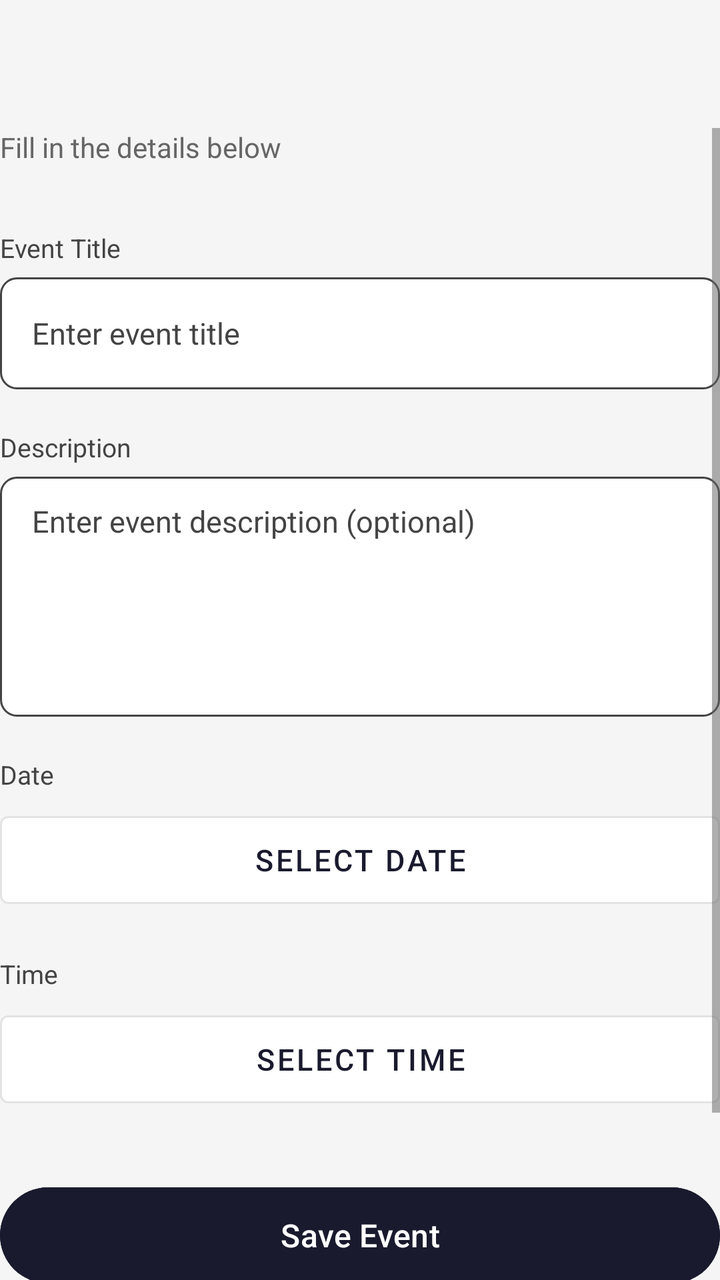
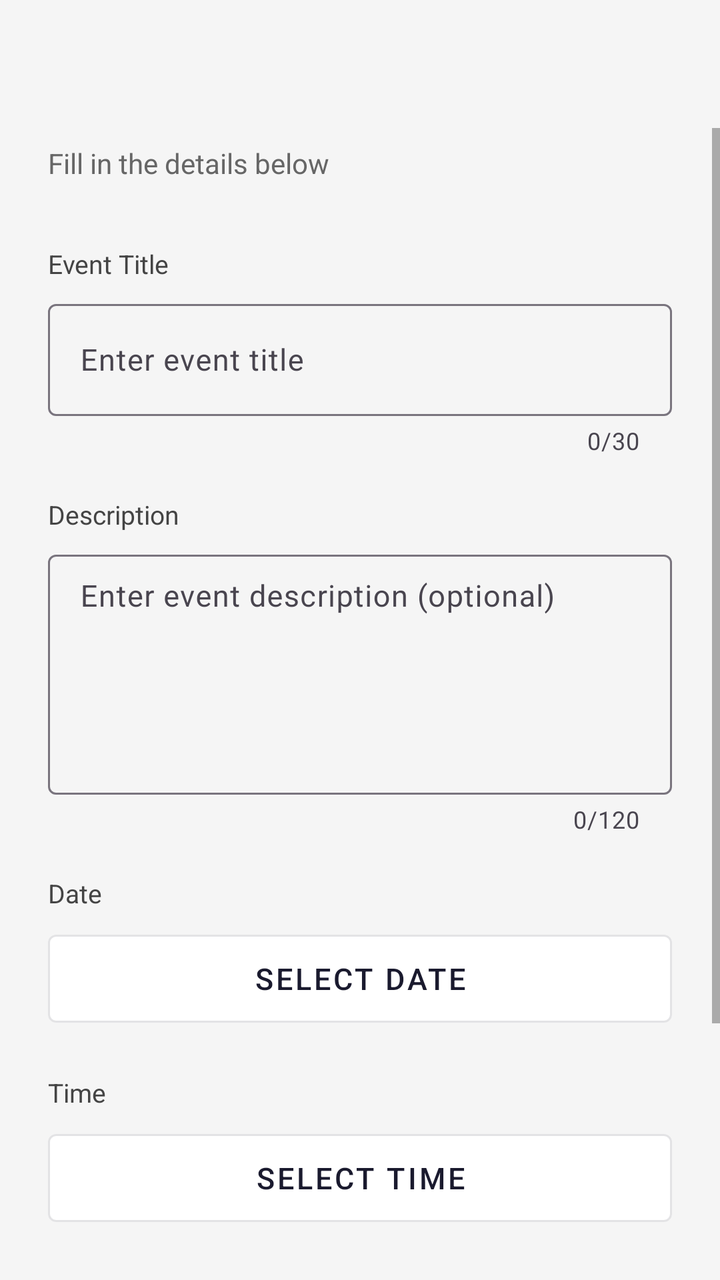

Before-and-after screenshots of an Android layout around one commit, followed by the original layout XML and the change that was made.
<!-- AndroidManifest.xml: application theme Theme.MyApplication -->
<!-- res/layout/activity_add_event.xml -->
<?xml version="1.0" encoding="utf-8"?>
<LinearLayout xmlns:android="http://schemas.android.com/apk/res/android"
    android:layout_width="match_parent"
    android:layout_height="match_parent"
    android:orientation="vertical"
    android:background="?attr/colorPrimary">

    <androidx.appcompat.widget.Toolbar
        android:id="@+id/toolbarAddEvent"
        android:layout_width="match_parent"
        android:layout_height="?attr/actionBarSize"
        android:background="?attr/colorPrimary"
        android:elevation="4dp"
        android:titleTextColor="?android:attr/textColorPrimary" />

    <ScrollView
        android:layout_width="match_parent"
        android:layout_height="0dp"
        android:layout_weight="1"
        android:fillViewport="true"
        android:background="?attr/colorPrimary">

        <LinearLayout
            android:layout_width="match_parent"
            android:layout_height="wrap_content"
            android:orientation="vertical"
            android:padding="0dp">

            <TextView
                android:layout_width="wrap_content"
                android:layout_height="wrap_content"
                android:text="Fill in the details below"
                android:textSize="14sp"
                android:textColor="?android:attr/textColorSecondary"
                android:layout_marginBottom="32dp"/>

            
            <TextView
                android:layout_width="match_parent"
                android:layout_height="wrap_content"
                android:text="Event Title"
                android:textSize="13sp"
                android:textColor="?android:attr/textColorHint"
                android:layout_marginBottom="6dp"/>

            <EditText
                android:id="@+id/editTextEventTitle"
                android:layout_width="match_parent"
                android:layout_height="56dp"
                android:hint="Enter event title"
                android:inputType="text"
                android:background="@drawable/input_background"
                android:paddingStart="16dp"
                android:paddingEnd="16dp"
                android:textSize="15sp"
                android:layout_marginBottom="20dp"/>

            
            <TextView
                android:layout_width="match_parent"
                android:layout_height="wrap_content"
                android:text="Description"
                android:textSize="13sp"
                android:textColor="?android:attr/textColorHint"
                android:layout_marginBottom="6dp"/>

            <EditText
                android:id="@+id/editTextEventDesc"
                android:layout_width="match_parent"
                android:layout_height="120dp"
                android:hint="Enter event description (optional)"
                android:inputType="textMultiLine"
                android:gravity="top"
                android:background="@drawable/input_background"
                android:paddingStart="16dp"
                android:paddingEnd="16dp"
                android:paddingTop="12dp"
                android:textSize="15sp"
                android:layout_marginBottom="20dp"/>

            
            <TextView
                android:layout_width="match_parent"
                android:layout_height="wrap_content"
                android:text="Date"
                android:textSize="13sp"
                android:textColor="?android:attr/textColorHint"
                android:layout_marginBottom="6dp"/>

            <Button
                android:id="@+id/buttonPickDate"
                android:layout_width="match_parent"
                android:layout_height="56dp"
                android:text="Select Date"
                android:textSize="15sp"
                android:textColor="?android:attr/textColorPrimary"
                android:backgroundTint="?attr/colorPrimaryVariant"
                style="@style/Widget.MaterialComponents.Button.OutlinedButton"
                android:layout_marginBottom="20dp"/>

            
            <TextView
                android:layout_width="match_parent"
                android:layout_height="wrap_content"
                android:text="Time"
                android:textSize="13sp"
                android:textColor="?android:attr/textColorHint"
                android:layout_marginBottom="6dp"/>

            <Button
                android:id="@+id/buttonPickTime"
                android:layout_width="match_parent"
                android:layout_height="56dp"
                android:text="Select Time"
                android:textSize="15sp"
                android:textColor="?android:attr/textColorPrimary"
                android:backgroundTint="?attr/colorPrimaryVariant"
                style="@style/Widget.MaterialComponents.Button.OutlinedButton"
                android:layout_marginBottom="32dp"/>

            
            <Button
                android:id="@+id/buttonSaveEvent"
                android:layout_width="match_parent"
                android:layout_height="56dp"
                android:text="Save Event"
                android:textSize="16sp"
                android:textColor="?attr/colorOnSecondary"
                android:backgroundTint="?attr/colorSecondary"
                android:layout_marginBottom="12dp"/>

            
            <Button
                android:id="@+id/buttonCancelEvent"
                style="@style/Widget.MaterialComponents.Button.OutlinedButton"
                android:layout_width="match_parent"
                android:layout_height="56dp"
                android:text="Cancel"
                android:textSize="16sp"
                android:textColor="?android:attr/textColorPrimary"
                android:backgroundTint="?attr/colorPrimaryVariant"
                android:strokeColor="?android:attr/textColorPrimary"
                android:layout_marginBottom="24dp"/>

        </LinearLayout>

    </ScrollView>

</LinearLayout>
<!-- resources referenced by this layout -->
<resources>
  <!-- drawable input_background (drawable) -->
  <?xml version="1.0" encoding="utf-8"?>
  <shape xmlns:android="http://schemas.android.com/apk/res/android"
      android:shape="rectangle">
  
      <solid android:color="?attr/colorPrimaryVariant" />
  
      <stroke
          android:width="1dp"
          android:color="?android:attr/textColorHint" />
  
      <corners android:radius="8dp" />
  
  </shape>
  <style name="Theme.MyApplication" parent="Theme.Material3.DayNight.NoActionBar">
          <item name="colorPrimary">@color/light_background</item>
          <item name="colorPrimaryVariant">@color/light_surface</item>
          <item name="colorOnPrimary">@color/navy</item>
          <item name="colorSecondary">@color/navy</item>
          <item name="colorOnSecondary">@color/white</item>
          <item name="colorError">@color/error_red</item>
          <item name="android:textColorPrimary">@color/text_color_primary</item>
          <item name="android:textColorSecondary">#666666</item>
          <item name="android:textColorHint">#444444</item>
          <item name="android:windowLightStatusBar">true</item>
          <item name="colorAccent">@color/navy</item>
          <item name="colorSurface">@color/light_background</item>
          <item name="colorOnSurface">@color/navy</item>
      </style>
  <color name="light_background">#F5F5F5</color>
  <color name="light_surface">#FFFFFF</color>
  <color name="navy">#1A1A2E</color>
  <color name="white">#FFFFFFFF</color>
  <color name="error_red">#D32F2F</color>
</resources>

<!-- the commit's change to res/layout/activity_add_event.xml (unified diff, before → after) -->
@@ -2,6 +2,7 @@
 <LinearLayout xmlns:android="http://schemas.android.com/apk/res/android"
     android:layout_width="match_parent"
     android:layout_height="match_parent"
+    xmlns:app="http://schemas.android.com/apk/res-auto"
     android:orientation="vertical"
     android:background="?attr/colorPrimary">
 
@@ -24,12 +25,15 @@
             android:layout_width="match_parent"
             android:layout_height="wrap_content"
             android:orientation="vertical"
-            android:padding="0dp">
+            android:paddingLeft="24dp"
+            android:paddingRight="24dp"
+            android:paddingTop="8dp"
+            android:paddingBottom="8dp">
 
             <TextView
                 android:layout_width="wrap_content"
                 android:layout_height="wrap_content"
-                android:text="Fill in the details below"
+                android:text="@string/fill_in_the_details_below"
                 android:textSize="14sp"
                 android:textColor="?android:attr/textColorSecondary"
                 android:layout_marginBottom="32dp"/>
@@ -38,51 +42,67 @@
             <TextView
                 android:layout_width="match_parent"
                 android:layout_height="wrap_content"
-                android:text="Event Title"
+                android:text="@string/event_title"
                 android:textSize="13sp"
                 android:textColor="?android:attr/textColorHint"
                 android:layout_marginBottom="6dp"/>
 
-            <EditText
-                android:id="@+id/editTextEventTitle"
+            <com.google.android.material.textfield.TextInputLayout
                 android:layout_width="match_parent"
-                android:layout_height="56dp"
-                android:hint="Enter event title"
-                android:inputType="text"
-                android:background="@drawable/input_background"
-                android:paddingStart="16dp"
-                android:paddingEnd="16dp"
-                android:textSize="15sp"
-                android:layout_marginBottom="20dp"/>
+                android:layout_height="wrap_content"
+                android:layout_marginBottom="20dp"
+                android:hint="@string/enter_event_title"
+                app:counterEnabled="true"
+                app:counterMaxLength="30">
+
+                <com.google.android.material.textfield.TextInputEditText
+                    android:id="@+id/editTextEventTitle"
+                    android:layout_width="match_parent"
+                    android:layout_height="56dp"
+                    android:inputType="text"
+                    android:maxLength="30"
+                    android:paddingStart="16dp"
+                    android:paddingEnd="16dp"
+                    android:textSize="15sp"/>
+
+            </com.google.android.material.textfield.TextInputLayout>
 
             
             <TextView
                 android:layout_width="match_parent"
                 android:layout_height="wrap_content"
-                android:text="Description"
+                android:text="@string/description"
                 android:textSize="13sp"
                 android:textColor="?android:attr/textColorHint"
                 android:layout_marginBottom="6dp"/>
 
-            <EditText
-                android:id="@+id/editTextEventDesc"
+            <com.google.android.material.textfield.TextInputLayout
                 android:layout_width="match_parent"
-                android:layout_height="120dp"
-                android:hint="Enter event description (optional)"
-                android:inputType="textMultiLine"
-                android:gravity="top"
-                android:background="@drawable/input_background"
-                android:paddingStart="16dp"
-                android:paddingEnd="16dp"
-                android:paddingTop="12dp"
-                android:textSize="15sp"
-                android:layout_marginBottom="20dp"/>
+                android:layout_height="wrap_content"
+                android:layout_marginBottom="20dp"
+                android:hint="@string/enter_event_description_optional"
+                app:counterEnabled="true"
+                app:counterMaxLength="120">
+
+                <com.google.android.material.textfield.TextInputEditText
+                    android:id="@+id/editTextEventDesc"
+                    android:layout_width="match_parent"
+                    android:layout_height="120dp"
+                    android:inputType="textMultiLine"
+                    android:gravity="top"
+                    android:maxLength="120"
+                    android:paddingStart="16dp"
+                    android:paddingEnd="16dp"
+                    android:paddingTop="12dp"
+                    android:textSize="15sp"/>
+
+            </com.google.android.material.textfield.TextInputLayout>
 
             
             <TextView
                 android:layout_width="match_parent"
                 android:layout_height="wrap_content"
-                android:text="Date"
+                android:text="@string/date"
                 android:textSize="13sp"
                 android:textColor="?android:attr/textColorHint"
                 android:layout_marginBottom="6dp"/>
@@ -91,7 +111,7 @@
                 android:id="@+id/buttonPickDate"
                 android:layout_width="match_parent"
                 android:layout_height="56dp"
-                android:text="Select Date"
+                android:text="@string/select_date"
                 android:textSize="15sp"
                 android:textColor="?android:attr/textColorPrimary"
                 android:backgroundTint="?attr/colorPrimaryVariant"
@@ -102,7 +122,7 @@
             <TextView
                 android:layout_width="match_parent"
                 android:layout_height="wrap_content"
-                android:text="Time"
+                android:text="@string/time"
                 android:textSize="13sp"
                 android:textColor="?android:attr/textColorHint"
                 android:layout_marginBottom="6dp"/>
@@ -111,7 +131,7 @@
                 android:id="@+id/buttonPickTime"
                 android:layout_width="match_parent"
                 android:layout_height="56dp"
-                android:text="Select Time"
+                android:text="@string/select_time"
                 android:textSize="15sp"
                 android:textColor="?android:attr/textColorPrimary"
                 android:backgroundTint="?attr/colorPrimaryVariant"
@@ -123,7 +143,7 @@
                 android:id="@+id/buttonSaveEvent"
                 android:layout_width="match_parent"
                 android:layout_height="56dp"
-                android:text="Save Event"
+                android:text="@string/save_event"
                 android:textSize="16sp"
                 android:textColor="?attr/colorOnSecondary"
                 android:backgroundTint="?attr/colorSecondary"
@@ -135,7 +155,7 @@
                 style="@style/Widget.MaterialComponents.Button.OutlinedButton"
                 android:layout_width="match_parent"
                 android:layout_height="56dp"
-                android:text="Cancel"
+                android:text="@string/cancel"
                 android:textSize="16sp"
                 android:textColor="?android:attr/textColorPrimary"
                 android:backgroundTint="?attr/colorPrimaryVariant"
<!-- resource entries referenced after the edit -->
@@ -1,19 +1,16 @@
 <!-- resources referenced by this layout -->
 <resources>
-  <!-- drawable input_background (drawable) -->
-  <?xml version="1.0" encoding="utf-8"?>
-  <shape xmlns:android="http://schemas.android.com/apk/res/android"
-      android:shape="rectangle">
-  
-      <solid android:color="?attr/colorPrimaryVariant" />
-  
-      <stroke
-          android:width="1dp"
-          android:color="?android:attr/textColorHint" />
-  
-      <corners android:radius="8dp" />
-  
-  </shape>
+  <string name="cancel">Cancel</string>
+  <string name="date">Date</string>
+  <string name="description">Description</string>
+  <string name="enter_event_description_optional">Enter event description (optional)</string>
+  <string name="enter_event_title">Enter event title</string>
+  <string name="event_title">Event Title</string>
+  <string name="fill_in_the_details_below">Fill in the details below</string>
+  <string name="save_event">Save Event</string>
+  <string name="select_date">Select Date</string>
+  <string name="select_time">Select Time</string>
+  <string name="time">Time</string>
   <style name="Theme.MyApplication" parent="Theme.Material3.DayNight.NoActionBar">
           <item name="colorPrimary">@color/light_background</item>
           <item name="colorPrimaryVariant">@color/light_surface</item>
